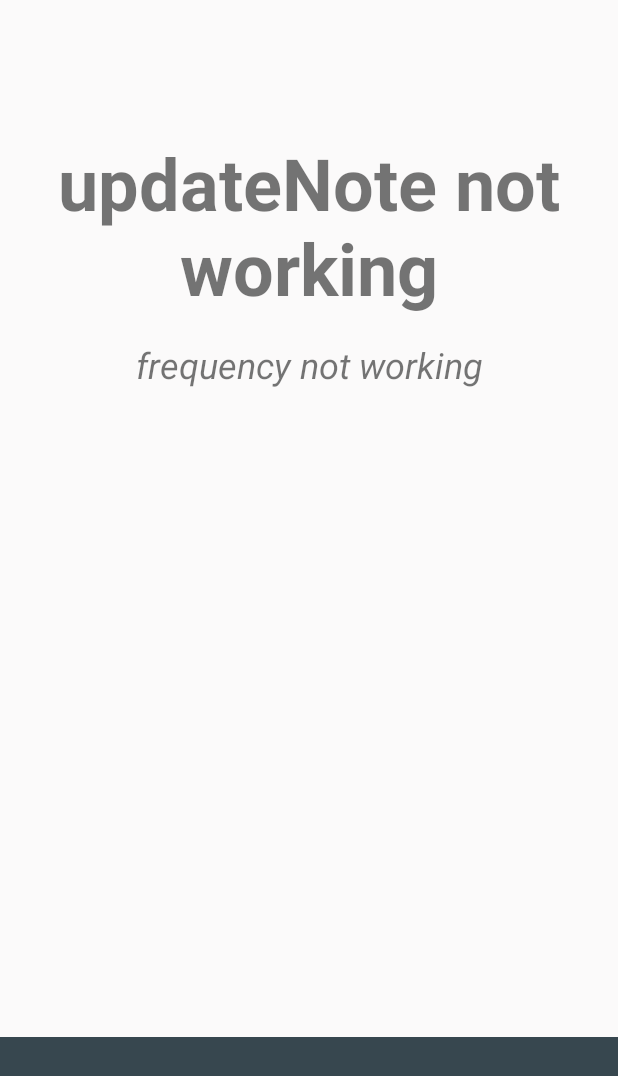
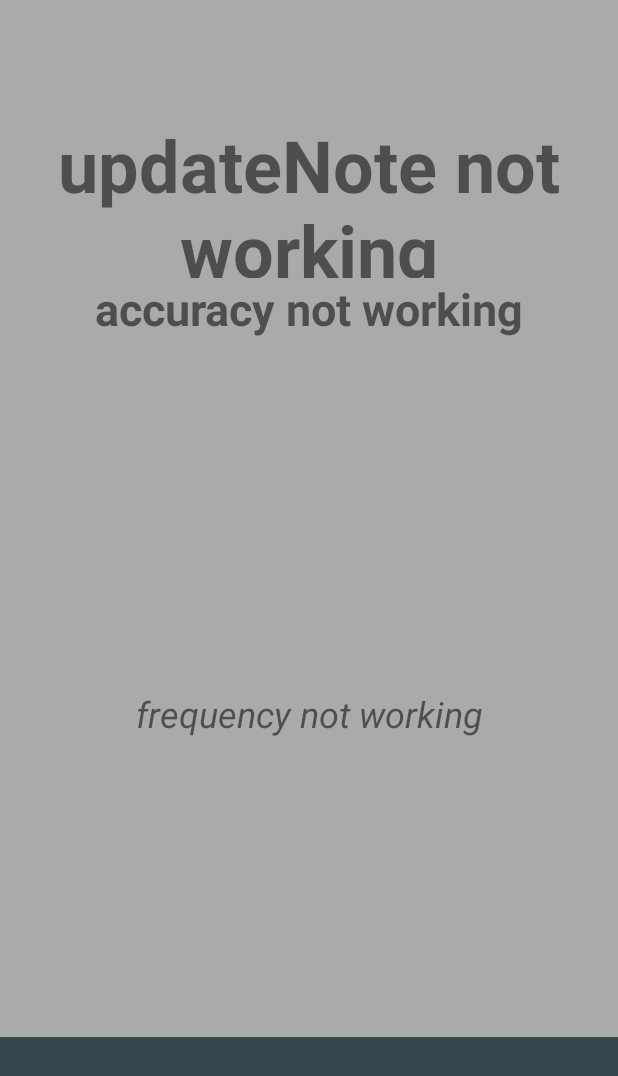
Before and after one commit to Zarowaaa/MusicAlly, an Android app: the screen it shows after launch (MainActivity), on a phone screen of 412 x 824 dp. Shown: the top 1076 px of the screen. Run offline under Robolectric (Android 15) with nearby library versions, the phone set to English and light mode, and no system bars; our stand-ins replace CircleImageView.

Commit message:
Added accuracy, changed interface

```diff
--- a/app/src/main/java/com/chrynan/guitartuner/view/DirectionPointerView.java
+++ b/app/src/main/java/com/chrynan/guitartuner/view/DirectionPointerView.java
@@ -35,7 +35,7 @@ import com.chrynan.guitartuner.tarsos.PitchDetectionResult;
  * the up drawable.
  */
 public class DirectionPointerView extends CircleImageView implements TunerUpdate {
-    //Should keep this in sync with TunerView.DEFAULT_WIGGLE_ROOM
+    //Should keep this in sync with TunerView.tolerance
     public static final int DEFAULT_WIGGLE_ROOM = 5;
     private Drawable check;
     private Drawable up;
--- a/app/src/main/java/com/chrynan/guitartuner/view/TunerView.java
+++ b/app/src/main/java/com/chrynan/guitartuner/view/TunerView.java
@@ -42,7 +42,7 @@ import java.text.DecimalFormat;
  */
 public class TunerView extends LinearLayout implements TunerUpdate{
     private static final String TAG = TunerUpdate.class.getSimpleName();
-    //Should keep this in sync with DirectionPointerView.DEFAULT_WIGGLE_ROOM
+    //Should keep this in sync with DirectionPointerView.tolerance
     public static final int DEFAULT_WIGGLE_ROOM = 5;
     public static final String IN_TUNE = "in tune";
     public static final int ORANGE = Color.parseColor("#FF9800");
--- a/app/src/main/java/com/mguzy/musically/MainActivity.java
+++ b/app/src/main/java/com/mguzy/musically/MainActivity.java
@@ -3,25 +3,19 @@ package com.mguzy.musically;
 import android.Manifest;
 import android.app.Activity;
 import android.content.pm.PackageManager;
+import android.graphics.Color;
 import android.os.Bundle;
-import android.support.v4.app.ActivityCompat;
-import android.support.v4.content.ContextCompat;
-import android.support.v7.app.AppCompatActivity;
-import android.support.v7.widget.Toolbar;
-import android.view.LayoutInflater;
-import android.view.View;
-import android.view.ViewGroup;
+import android.text.Spannable;
+import android.text.SpannableStringBuilder;
+import android.text.style.ForegroundColorSpan;
 import android.widget.TextView;
 import android.widget.Toast;
 
 import com.chrynan.guitartuner.Note;
 import com.chrynan.guitartuner.Tuner;
-import com.chrynan.guitartuner.TunerActivity;
 import com.chrynan.guitartuner.TunerFragment;
 import com.chrynan.guitartuner.TunerUpdate;
 import com.chrynan.guitartuner.tarsos.PitchDetectionResult;
-
-import org.w3c.dom.Text;
 
 import java.text.DecimalFormat;
 
@@ -36,14 +30,19 @@ public class MainActivity extends Activity {
 
     private TextView fTextView;
     private TextView nTextView;
+    private TextView probTextView;
     private Note note;
-    private String noteString;
+    public static final int tolerance = 3;
+    public static final int RED = Color.parseColor("#c60000");
+    public static final int BLUE = Color.parseColor("#0048ff");
+    public static final String IN_TUNE = "in tune";
     private PitchDetectionResult result;
+    private SpannableStringBuilder sb;
 
     //note = new Note(Note.DEFAULT_FREQUENCY);
     @Override
-    public void onRequestPermissionsResult(int requestCode, String permissions[], int[] grantResults){
-        switch(requestCode) {
+    public void onRequestPermissionsResult(int requestCode, String permissions[], int[] grantResults) {
+        switch (requestCode) {
             case TunerFragment.AUDIO_PERMISSION_REQUEST_CODE:
                 if (grantResults.length > 0 && grantResults[0] == PackageManager.PERMISSION_GRANTED) {
                     tuner.start();
@@ -64,26 +63,55 @@ public class MainActivity extends Activity {
         fTextView.setText("frequency not working");
         nTextView = (TextView) findViewById(R.id.noteTextView);
         nTextView.setText("updateNote not working");
+        probTextView = (TextView) findViewById(R.id.probTextView);
+        probTextView.setText("accuracy not working");
+        nTextView = (TextView) findViewById(R.id.noteTextView);
+        nTextView.setText("updateNote not working");
         requestPermissions(new String[]{Manifest.permission.RECORD_AUDIO},
                 AUDIO_PERMISSION_REQUEST_CODE);
+        sb = new SpannableStringBuilder();
+    }
 
-    }
     Tuner tuner = new Tuner(new TunerUpdate() {
         @Override
         public void updateNote(Note newNote, PitchDetectionResult newResult) {
 
             note = newNote;
             result = newResult;
-
+            sb.clear();
+            sb.clearSpans();
             String aFreq = "N/A";
             String noteString = "N/A";
+            String accuracy = "N/A";
 
-            if(newNote.getFrequency() != Note.UNKNOWN_FREQUENCY) {
-                aFreq = String.valueOf(new DecimalFormat("######.##").format(note.getActualFrequency()));
+            if (newNote.getFrequency() != Note.UNKNOWN_FREQUENCY) {
+                aFreq = String.valueOf(new DecimalFormat("######.##").format(note.getActualFrequency())) + "hz";
                 noteString = note.getNote();
             }
+            if (newNote.getActualFrequency() < newNote.getFrequency()) {
+                if (newNote.getActualFrequency() + tolerance >= newNote.getFrequency()) {
+                    sb.append(IN_TUNE);
+                    sb.setSpan(new ForegroundColorSpan(RED), 0, IN_TUNE.length(), Spannable.SPAN_INCLUSIVE_EXCLUSIVE);
+                } else {
+                    sb.append(aFreq);
+                    sb.setSpan(new ForegroundColorSpan(RED), 0, aFreq.length(), Spannable.SPAN_INCLUSIVE_EXCLUSIVE);
+                    sb.append(" / " + note.getFrequency());
+                }
+            } else {
+                if (newNote.getActualFrequency() - tolerance <= newNote.getFrequency()) {
+                    sb.append(IN_TUNE);
+                    sb.setSpan(new ForegroundColorSpan(BLUE), 0, IN_TUNE.length(), Spannable.SPAN_INCLUSIVE_EXCLUSIVE);
+                } else {
+                    sb.append(aFreq);
+                    sb.setSpan(new ForegroundColorSpan(BLUE), 0, aFreq.length(), Spannable.SPAN_INCLUSIVE_EXCLUSIVE);
+                    sb.append(" / " + note.getFrequency());
+                }
+            }
+
             fTextView.setText(aFreq);
             nTextView.setText(noteString);
+            probTextView.setText(sb);
+
         }
     });
 }
--- a/app/src/main/res/layout/tuner_layout.xml
+++ b/app/src/main/res/layout/tuner_layout.xml
@@ -3,7 +3,7 @@
     xmlns:tools="http://schemas.android.com/tools"
     android:layout_width="match_parent"
     android:layout_height="wrap_content"
-    android:background="@color/light_primary">
+    android:background="@android:color/darker_gray">
 
     <LinearLayout
         android:layout_width="match_parent"
@@ -12,12 +12,12 @@
 
         <Space
             android:layout_width="match_parent"
-            android:layout_height="89dp" />
+            android:layout_height="77dp" />
 
         <TextView
             android:id="@+id/noteTextView"
             android:layout_width="match_parent"
-            android:layout_height="137dp"
+            android:layout_height="108dp"
             android:gravity="center_horizontal"
             android:text="noteTextView"
             android:textAlignment="center"
@@ -25,6 +25,19 @@
             android:textStyle="bold"
             tools:text="N/A" />
 
+
+        <TextView
+            android:id="@+id/probTextView"
+            android:layout_width="match_parent"
+            android:layout_height="wrap_content"
+            android:gravity="center_horizontal"
+            android:text="probTextView"
+            android:textSize="30sp"
+            android:textStyle="bold" />
+
+        <Space
+            android:layout_width="match_parent"
+            android:layout_height="233dp" />
 
         <TextView
             android:id="@+id/frequencyTextView"
```
